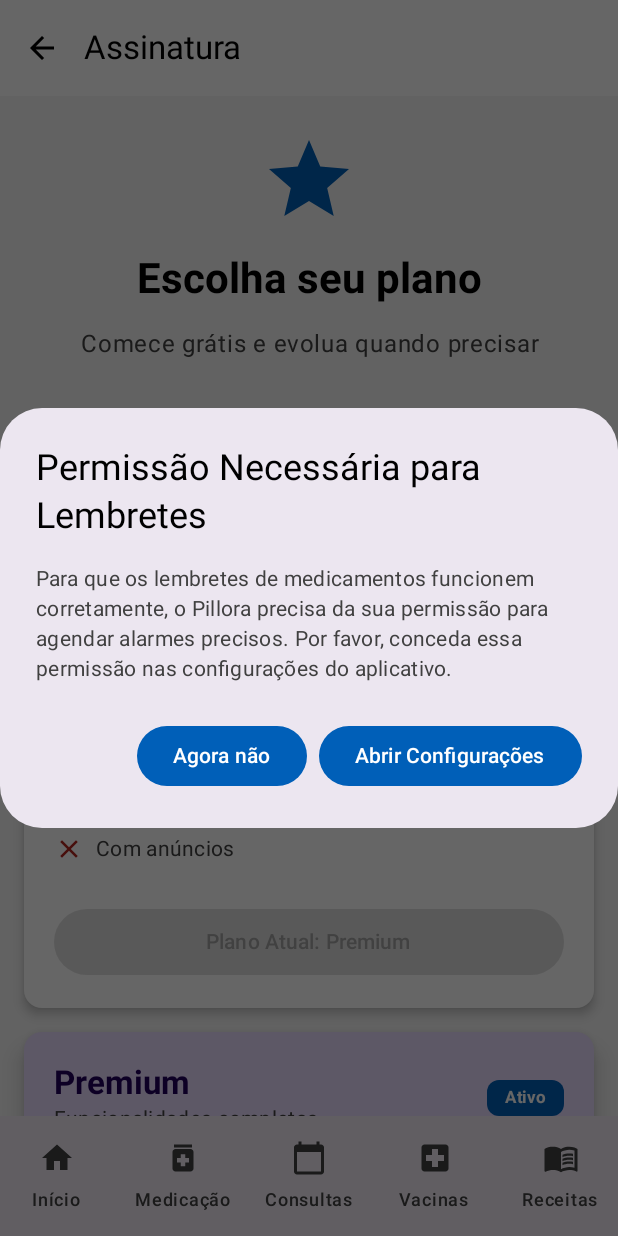
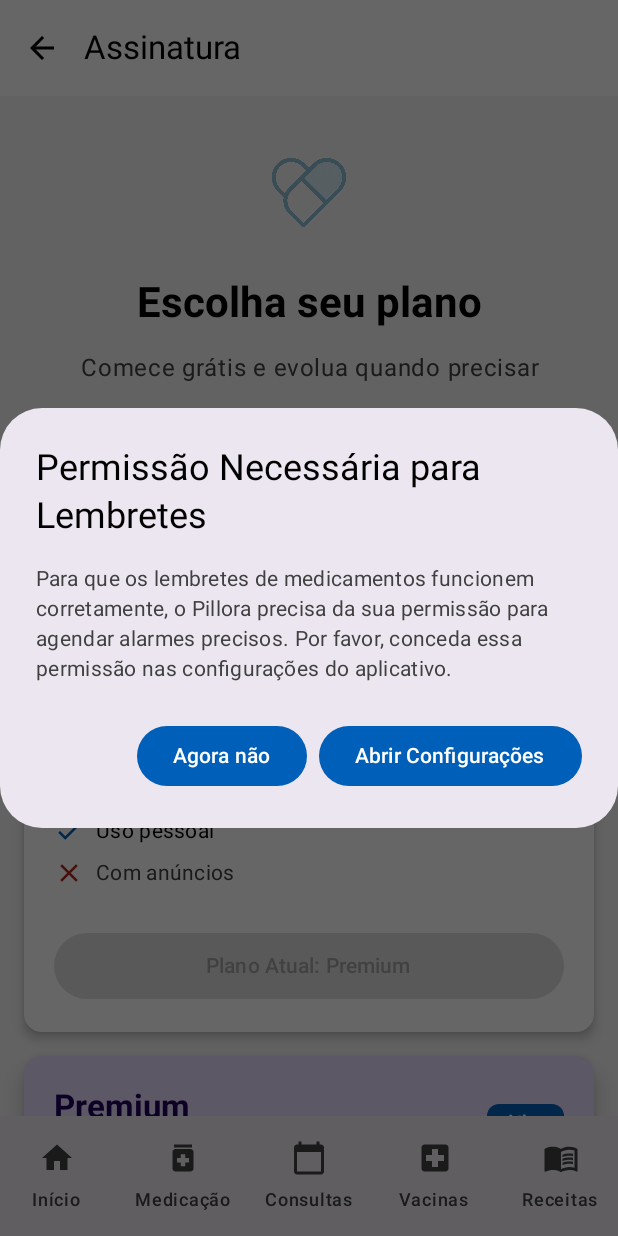
Before and after one commit to sqlnatan/Pillora, an Android app built with Jetpack Compose: the SubscriptionScreen screen opened through its navigation route, on a phone screen of 412 x 824 dp. Run offline under Robolectric (Android 15) with nearby library versions, the phone set to English and light mode, and no system bars; our stand-ins replace AdMob, Firebase (no records; nobody signed in at launch, a user with empty details on screens opened directly).

Commit message:
SubscriptionScreen OK

```diff
--- a/app/src/main/java/com/pillora/pillora/screens/SubscriptionScreen.kt
+++ b/app/src/main/java/com/pillora/pillora/screens/SubscriptionScreen.kt
@@ -14,13 +14,13 @@ import androidx.compose.material.icons.Icons
 import androidx.compose.material.icons.automirrored.filled.ArrowBack
 import androidx.compose.material.icons.filled.*
 import androidx.compose.material3.*
-import androidx.compose.material3.HorizontalDivider
 import androidx.compose.runtime.*
 import androidx.compose.ui.Alignment
 import androidx.compose.ui.Modifier
 import androidx.compose.ui.graphics.Color
 import androidx.compose.ui.graphics.vector.ImageVector
 import androidx.compose.ui.platform.LocalContext
+import androidx.compose.ui.res.painterResource
 import androidx.compose.ui.text.font.FontWeight
 import androidx.compose.ui.text.style.TextAlign
 import androidx.compose.ui.unit.dp
@@ -73,11 +73,10 @@ fun SubscriptionScreen(navController: NavController) {
             Spacer(modifier = Modifier.height(8.dp))
 
             // Header
-            Icon(
-                imageVector = Icons.Default.Star,
-                contentDescription = "Premium",
-                modifier = Modifier.size(64.dp),
-                tint = MaterialTheme.colorScheme.primary
+            androidx.compose.foundation.Image(
+                painter = painterResource(id = com.pillora.pillora.R.drawable.app_logo),
+                contentDescription = "Pillora Logo",
+                modifier = Modifier.size(80.dp)
             )
 
             Text(
```
